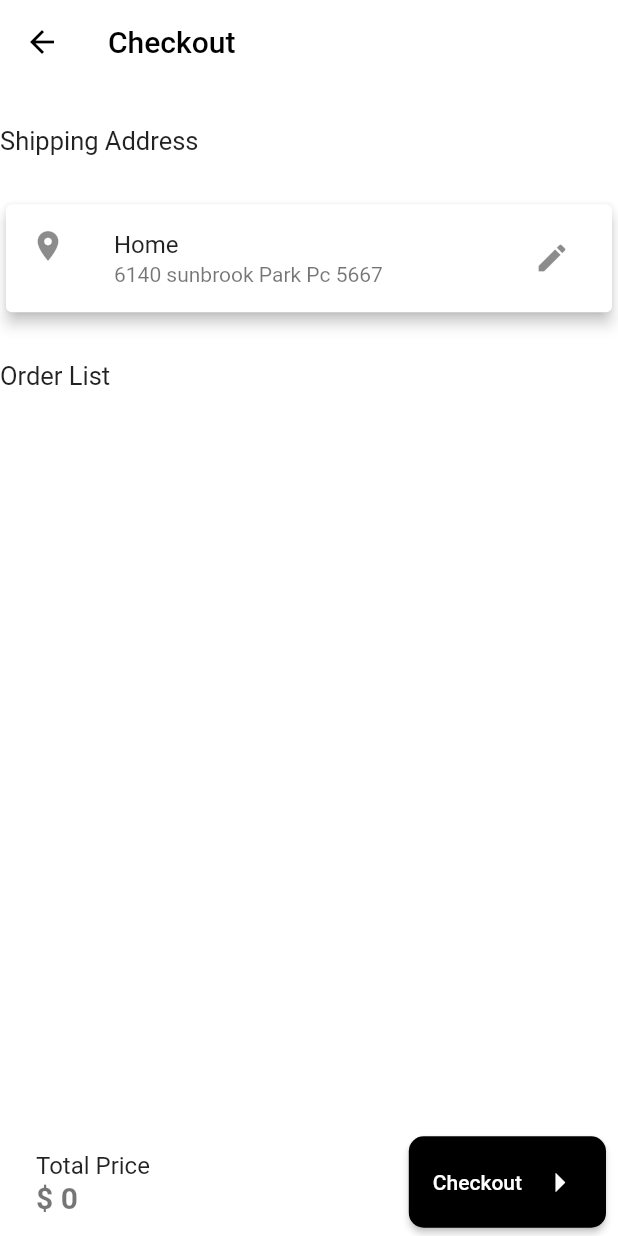
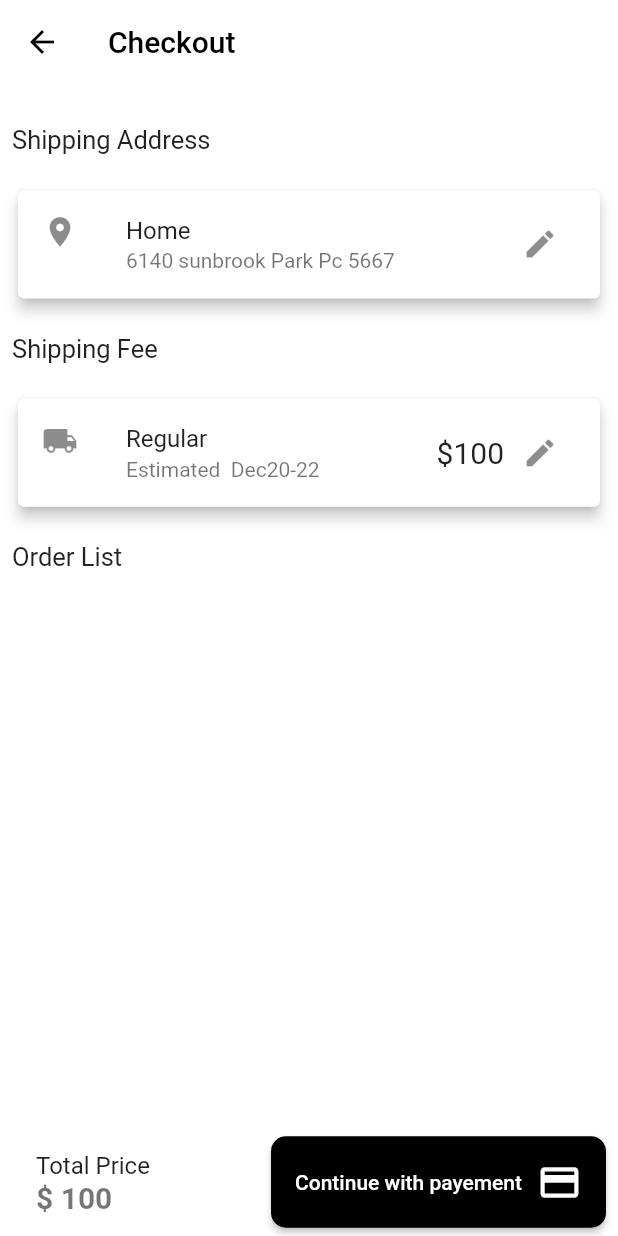
Before and after one commit to himarnoel/Septra, a Flutter app: the Checkout screen opened by its route, on a phone screen of 412 x 824 dp. Run offline on Flutter 3.47's test engine with Material 2 defaults, Android fonts, the phone set to English and light mode, and no system bars; our stand-ins replace cloud_firestore, firebase_auth, firebase_core, firebase_storage, fluttertoast; missing offline and left inert: dart:ffi; accounts and stored records are empty.

Commit message:
started stripe payement

```diff
--- a/lib/pages/checkout/checkout.dart
+++ b/lib/pages/checkout/checkout.dart
@@ -33,6 +33,8 @@ class _CheckoutState extends State<Checkout> {
             minHeight: viewportConstraints.maxHeight,
           ),
           child: IntrinsicHeight(
+            child: Padding(
+              padding: const EdgeInsets.all(8.0),
               child: Column(
                 crossAxisAlignment: CrossAxisAlignment.start,
                 mainAxisAlignment: MainAxisAlignment.spaceEvenly,
@@ -49,6 +51,28 @@ class _CheckoutState extends State<Checkout> {
                       subtitle: Text("6140 sunbrook Park Pc 5667"),
                       trailing:
                           IconButton(onPressed: () {}, icon: Icon(Icons.edit)),
+                    ),
+                  ),
+                  const Text(
+                    "Shipping Fee",
+                    style: TextStyle(fontSize: 17),
+                  ),
+                  Card(
+                    elevation: 4,
+                    child: ListTile(
+                      leading: Icon(Icons.local_shipping),
+                      title: Text("Regular"),
+                      subtitle: Text("Estimated  Dec20-22"),
+                      trailing: Row(
+                        mainAxisSize: MainAxisSize.min,
+                        children: [
+                          Text(
+                            "\$100",
+                            style: TextStyle(fontSize: 20),
+                          ),
+                          IconButton(onPressed: () {}, icon: Icon(Icons.edit)),
+                        ],
+                      ),
                     ),
                   ),
                   const Text(
@@ -70,7 +94,7 @@ class _CheckoutState extends State<Checkout> {
                         if (snapshot.connectionState == ConnectionState.done) {
                           final data = snapshot.data!.docs;
                           return Container(
-                          height: getProportionateScreenHeight(500),
+                            height: getProportionateScreenHeight(390),
                             child: ListView.builder(
                                 shrinkWrap: true,
                                 itemCount: data.length,
@@ -89,6 +113,7 @@ class _CheckoutState extends State<Checkout> {
                 ],
               ),
             ),
+          ),
         ));
       }),
       floatingActionButtonLocation: FloatingActionButtonLocation.centerDocked,
@@ -97,12 +122,12 @@ class _CheckoutState extends State<Checkout> {
         color: Colors.white,
         child: Row(
           children: [
-            StreamBuilder(
-                stream: FirebaseFirestore.instance
+            FutureBuilder(
+                future: FirebaseFirestore.instance
                     .collection('Cart')
                     .doc(FirebaseAuth.instance.currentUser!.uid)
                     .collection('cart')
-                    .snapshots(),
+                    .get(),
                 builder: (BuildContext context,
                     AsyncSnapshot<QuerySnapshot> snapshot) {
                   var price = 0;
@@ -119,7 +144,7 @@ class _CheckoutState extends State<Checkout> {
                     child: ListTile(
                       title: Text("Total Price"),
                       subtitle: Text(
-                        "\$ ${price}",
+                        "\$ ${price + 100}",
                         style: TextStyle(
                             fontSize: 20, fontWeight: FontWeight.bold),
                       ),
@@ -140,14 +165,14 @@ class _CheckoutState extends State<Checkout> {
                   mainAxisAlignment: MainAxisAlignment.spaceBetween,
                   children: const [
                     Text(
-                      "Checkout",
+                      "Continue with payement",
                       style: TextStyle(color: Colors.white),
                     ),
                     SizedBox(
                       width: 10,
                     ),
                     Icon(
-                      Icons.arrow_right,
+                      Icons.payment,
                       color: Colors.white,
                       size: 30,
                     ),
--- a/lib/pages/checkout/payment.dart
+++ b/lib/pages/checkout/payment.dart
@@ -0,0 +1,21 @@
+import 'package:flutter/material.dart';
+import 'package:flutter/src/foundation/key.dart';
+import 'package:flutter/src/widgets/framework.dart';
+
+class Payement extends StatefulWidget {
+  const Payement({Key? key}) : super(key: key);
+
+  @override
+  State<Payement> createState() => _PayementState();
+}
+
+class _PayementState extends State<Payement> {
+  @override
+  Widget build(BuildContext context) {
+    return Scaffold(
+    body: Column(children: [
+
+    ],),
+    );
+  }
+}
```
Also changed, not shown: 1 other file. Lines whose indentation alone changed are shown as unchanged.
